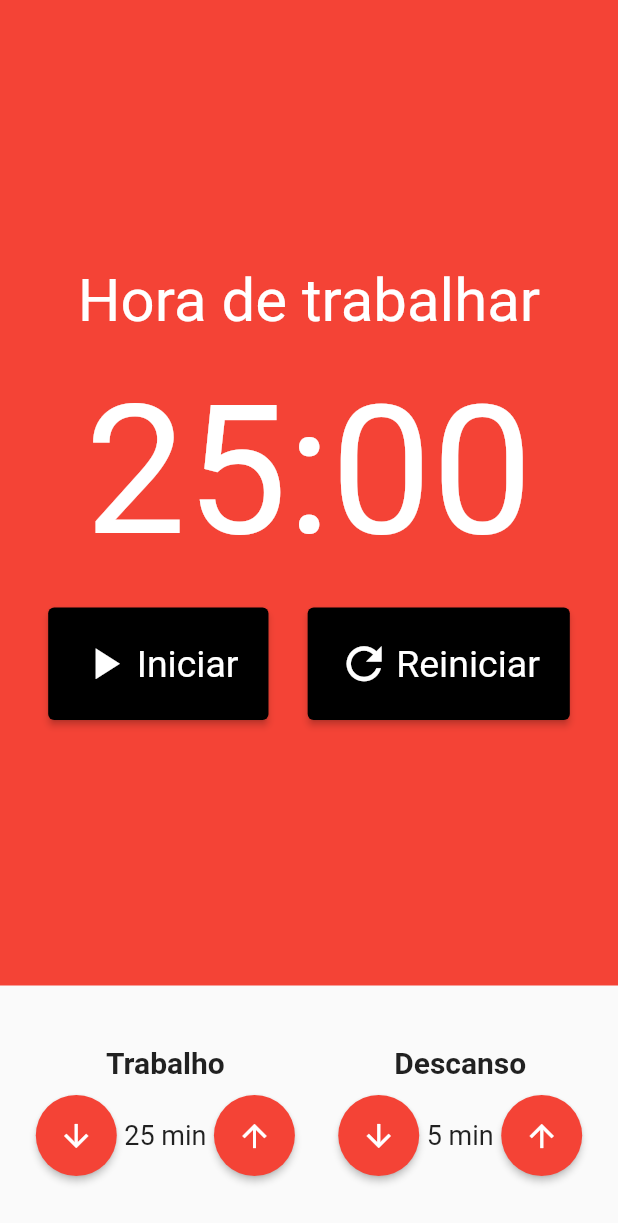
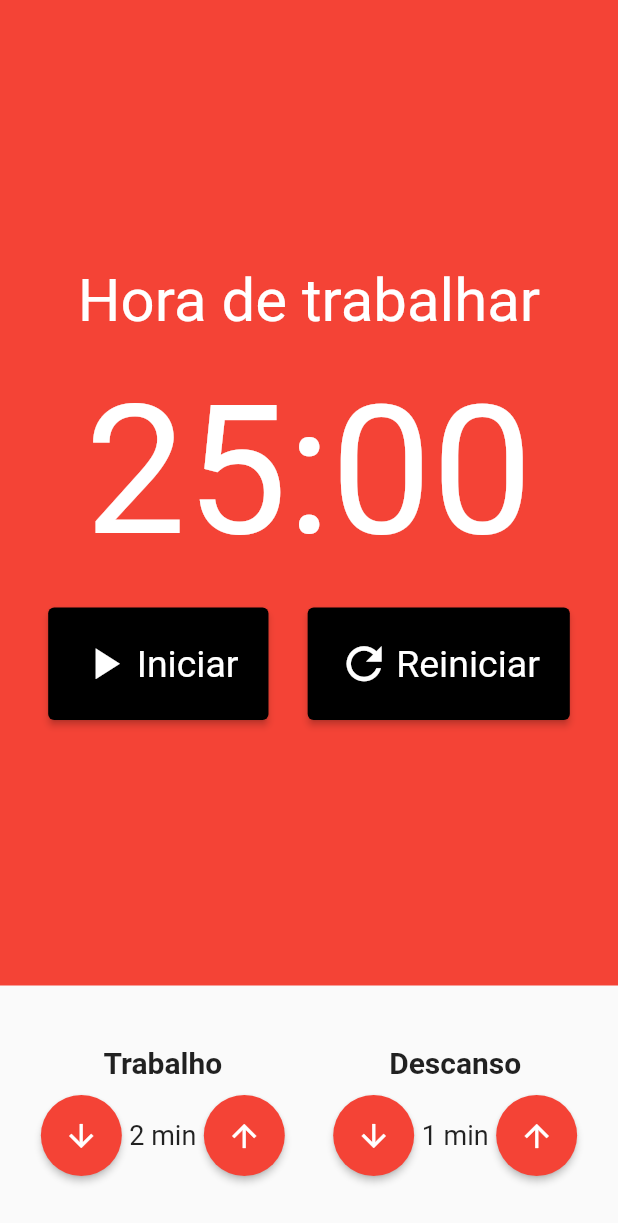
Before and after one commit to marcosmanto/pomodoro_flutter, a Flutter app: the screen it shows after launch, on a phone screen of 412 x 824 dp. Shown: the top 1223 px of the screen. Run offline on Flutter 3.47's test engine with Material 2 defaults, Android fonts, the phone set to English and light mode, and no system bars; our stand-ins replace flutter_mobx, mobx; generated files the repository leaves out were written again.

Commit message:
Created Pomodoro store with time counters and inc and dec methods.

```diff
--- a/lib/components/time_entry.dart
+++ b/lib/components/time_entry.dart
@@ -3,11 +3,15 @@ import 'package:flutter/material.dart';
 class TimeEntry extends StatelessWidget {
   final String title;
   final int value;
+  final void Function()? inc;
+  final void Function()? dec;
 
   const TimeEntry({
     super.key,
     required this.title,
     required this.value,
+    this.inc,
+    this.dec,
   });
 
   @override
@@ -23,7 +27,7 @@ class TimeEntry extends StatelessWidget {
           mainAxisAlignment: MainAxisAlignment.center,
           children: [
             ElevatedButton(
-              onPressed: () {},
+              onPressed: dec,
               style: ElevatedButton.styleFrom(
                 shape: const CircleBorder(),
                 padding: const EdgeInsets.all(15),
@@ -39,7 +43,7 @@ class TimeEntry extends StatelessWidget {
               style: const TextStyle(fontSize: 18),
             ),
             ElevatedButton(
-              onPressed: () {},
+              onPressed: inc,
               style: ElevatedButton.styleFrom(
                 shape: const CircleBorder(),
                 padding: const EdgeInsets.all(15),
--- a/lib/main.dart
+++ b/lib/main.dart
@@ -1,5 +1,7 @@
 import 'package:flutter/material.dart';
 import 'package:pomodoro_flutter/pages/pomodoro.dart';
+import 'package:pomodoro_flutter/store/pomodoro.store.dart';
+import 'package:provider/provider.dart';
 //import 'package:flutter_mobx/flutter_mobx.dart';
 //import 'package:pomodoro_flutter/store/counter.store.dart';
 
@@ -13,12 +15,19 @@ class MyApp extends StatelessWidget {
 
   @override
   Widget build(BuildContext context) {
-    return MaterialApp(
-      title: 'Flutter Demo',
-      theme: ThemeData(
-        primarySwatch: Colors.blue,
+    return MultiProvider(
+      providers: [
+        Provider<PomodoroStore>(
+          create: (_) => PomodoroStore(),
+        )
+      ],
+      child: MaterialApp(
+        title: 'Flutter Demo',
+        theme: ThemeData(
+          primarySwatch: Colors.blue,
+        ),
+        home: const Pomodoro(),
       ),
-      home: const Pomodoro(),
     );
   }
 }
--- a/lib/pages/pomodoro.dart
+++ b/lib/pages/pomodoro.dart
@@ -1,12 +1,17 @@
 import 'package:flutter/material.dart';
+import 'package:flutter_mobx/flutter_mobx.dart';
 import 'package:pomodoro_flutter/components/pomodoro_stopwatch.dart';
 import 'package:pomodoro_flutter/components/time_entry.dart';
+import 'package:pomodoro_flutter/store/pomodoro.store.dart';
+import 'package:provider/provider.dart';
 
 class Pomodoro extends StatelessWidget {
   const Pomodoro({super.key});
 
   @override
   Widget build(BuildContext context) {
+    final store = Provider.of<PomodoroStore>(context);
+
     return Scaffold(
       body: Column(
         crossAxisAlignment: CrossAxisAlignment.stretch,
@@ -14,12 +19,24 @@ class Pomodoro extends StatelessWidget {
           const Expanded(child: PomodoroStopwatch()),
           Padding(
             padding: const EdgeInsets.symmetric(vertical: 40),
-            child: Row(
-              mainAxisAlignment: MainAxisAlignment.spaceEvenly,
-              children: const [
-                TimeEntry(title: 'Trabalho', value: 25),
-                TimeEntry(title: 'Descanso', value: 5),
-              ],
+            child: Observer(
+              builder: (context) => Row(
+                mainAxisAlignment: MainAxisAlignment.spaceEvenly,
+                children: [
+                  TimeEntry(
+                    title: 'Trabalho',
+                    value: store.workTime,
+                    inc: store.incrementWorkTime,
+                    dec: store.decrementWorkTime,
+                  ),
+                  TimeEntry(
+                    title: 'Descanso',
+                    value: store.restTime,
+                    inc: store.incrementRestTime,
+                    dec: store.decrementRestTime,
+                  ),
+                ],
+              ),
             ),
           )
         ],
```
Also changed, not shown: lib/store/pomodoro.store.dart (added, +33 -0 lines), lib/store/pomodoro.store.g.dart (added).
